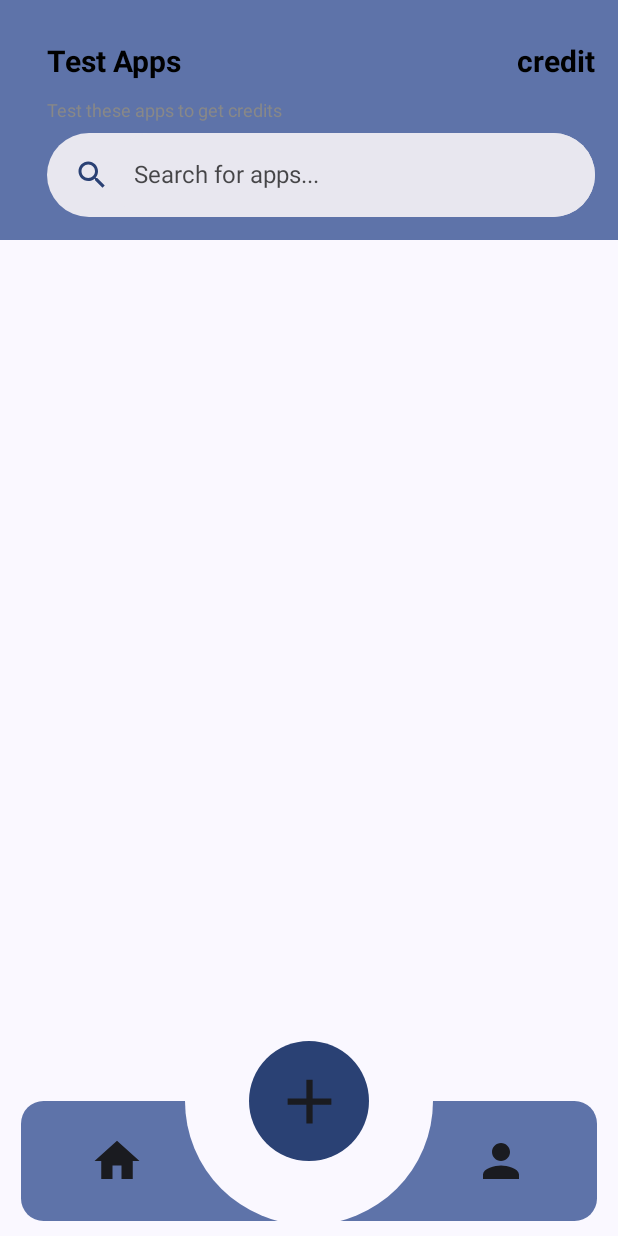
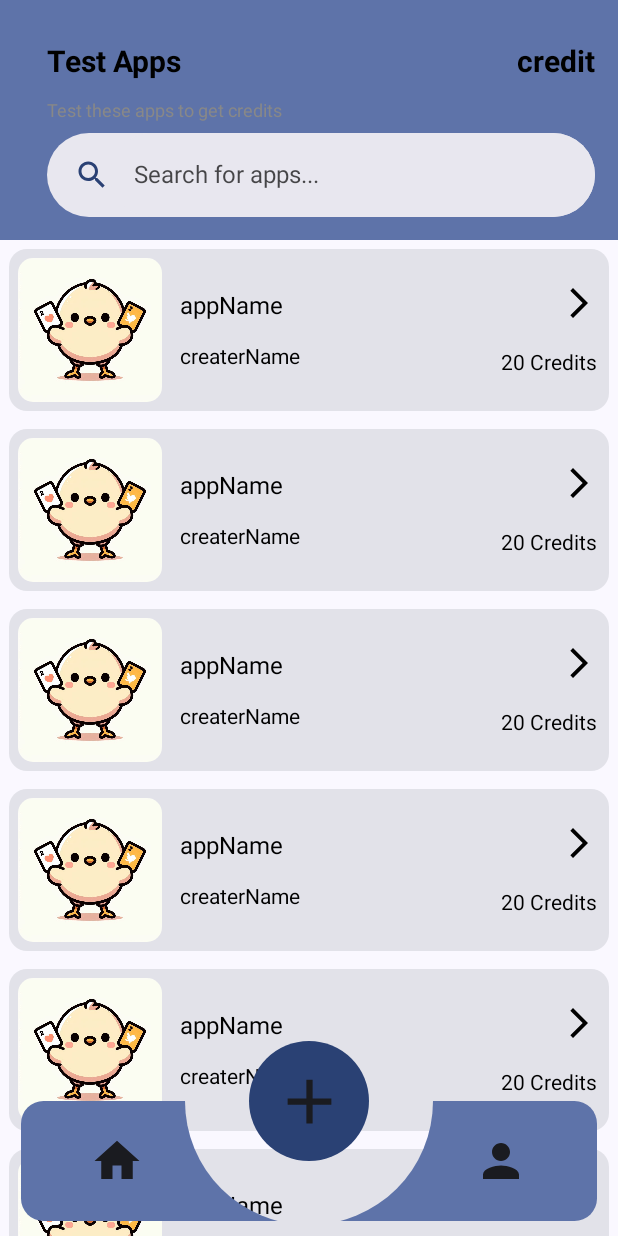
Before and after one commit to DM-Temo/Temo, an Android app built with Jetpack Compose: the HomeActivity screen opened directly, with no data from a screen before it, on a phone screen of 412 x 824 dp. Run offline under Robolectric (Android 15) with nearby library versions, the phone set to English and light mode, and no system bars.

Commit message:
HomeScreen Complete

```diff
--- /dev/null
+++ b/app/src/main/java/com/example/temo/DetailScreen.kt
@@ -0,0 +1,4 @@
+package com.example.temo
+
+class DetailScreen {
+}
--- a/app/src/main/java/com/example/temo/HomeActivity.kt
+++ b/app/src/main/java/com/example/temo/HomeActivity.kt
@@ -5,12 +5,12 @@ import androidx.activity.ComponentActivity
 import androidx.activity.compose.setContent
 import androidx.activity.enableEdgeToEdge
 import androidx.activity.viewModels
+import androidx.compose.foundation.Image
 import androidx.compose.foundation.background
 import androidx.compose.foundation.gestures.detectTapGestures
 import androidx.compose.foundation.layout.Arrangement
 import androidx.compose.foundation.layout.Box
 import androidx.compose.foundation.layout.Column
-import androidx.compose.foundation.layout.PaddingValues
 import androidx.compose.foundation.layout.Row
 import androidx.compose.foundation.layout.fillMaxHeight
 import androidx.compose.foundation.layout.fillMaxSize
@@ -23,6 +23,7 @@ import androidx.compose.foundation.lazy.LazyColumn
 import androidx.compose.foundation.shape.CircleShape
 import androidx.compose.foundation.shape.RoundedCornerShape
 import androidx.compose.material3.BottomAppBar
+import androidx.compose.material3.Card
 import androidx.compose.material3.ExperimentalMaterial3Api
 import androidx.compose.material3.Icon
 import androidx.compose.material3.MaterialTheme
@@ -51,6 +52,7 @@ import androidx.compose.ui.input.pointer.pointerInput
 import androidx.compose.ui.layout.onSizeChanged
 import androidx.compose.ui.res.painterResource
 import androidx.compose.ui.tooling.preview.Preview
+import androidx.compose.ui.unit.Dp
 import androidx.compose.ui.unit.IntSize
 import androidx.compose.ui.unit.dp
 import androidx.navigation.NavHostController
@@ -68,31 +70,43 @@ class HomeActivity : ComponentActivity() {
         setContent {
             TemoTheme {
                 val navController = rememberNavController()
-                NavHost(navController = navController, startDestination = Screen.Home.route) {
-                    composable(Screen.Home.route) { HomeScreen(innerPadding = PaddingValues(0.dp)) }
-//            composable(Screen.Profile.route) { ProfileScreen(innerPadding = PaddingValues(0.dp))}
-//            composable(Screen.Add.route) { AddScreen(innerPadding = PaddingValues(0.dp))}
-//            composable(Screen.Detail.route) { DetailScreen(innerPadding = PaddingValues(0.dp))}
-                }
+
                 Scaffold(
                     modifier = Modifier.fillMaxSize(),
                     topBar = { HomeTopBar() },
                     bottomBar = { BottomNavigationBar(TemoViewModel, navController) }
                 ) { innerPadding ->
-                    HomeScreen(innerPadding)
+                    NavHost(navController = navController, startDestination = Screen.Home.route) {
+                        composable(Screen.Home.route) { HomeScreen(innerPadding.calculateTopPadding()) }
+//            composable(Screen.Profile.route) { ProfileScreen(innerPadding = PaddingValues(0.dp))}
+//            composable(Screen.Add.route) { AddScreen(innerPadding = PaddingValues(0.dp))}
+//            composable(Screen.Detail.route) { DetailScreen(innerPadding = PaddingValues(0.dp))}
+                    }
                 }
             }
         }
     }
 }
 
+sealed class Screen(
+    val route: String,
+    val icon: Int? = null
+) {
+    object Home : Screen("home", R.drawable.icon_home)
+    object Profile : Screen("profile", R.drawable.icon_person)
+    object Add : Screen("add", R.drawable.icon_add)
+    object Detail : Screen("detail")
+}
+
 @Composable
-fun HomeScreen(innerPadding: PaddingValues) {
+fun HomeScreen(innerPadding: Dp) {
     LazyColumn(
         modifier = Modifier
-            .padding(paddingValues = innerPadding)
+            .padding(top = innerPadding)
     ) {
-
+        items(10) {
+            AppCard(img = R.drawable.appicon_mockup)
+        }
     }
 }
 
@@ -194,6 +208,7 @@ fun BottomNavigationBar(
             .fillMaxWidth()
             .height(250.dp)
             .padding(10.dp)
+            .background(Color.Transparent)
     ) {
 
         var boxSize by remember { mutableStateOf(IntSize.Zero) }
@@ -201,7 +216,8 @@ fun BottomNavigationBar(
         Box(
             modifier = Modifier
                 .fillMaxWidth()
-                .height(250.dp),
+                .height(250.dp)
+                .background(Color.Transparent),
             contentAlignment = Alignment.BottomCenter
         ) {
             Box(modifier = Modifier
@@ -293,16 +309,61 @@ fun BottomNavigationBar(
     }
 }
 
-sealed class Screen(
-    val route: String,
-    val icon: Int? = null
-) {
-    object Home : Screen("home", R.drawable.icon_home)
-    object Profile : Screen("profile", R.drawable.icon_person)
-    object Add : Screen("add", R.drawable.icon_add)
-    object Detail : Screen("detail")
+@Composable
+fun AppCard(img: Int) {
+    Card(
+        onClick = { /*TODO*/ },
+        modifier = Modifier
+            .fillMaxWidth()
+            .height(120.dp)
+            .padding(6.dp)
+    ) {
+        Row(
+            modifier = Modifier
+                .fillMaxWidth()
+                .fillMaxHeight(),
+            verticalAlignment = Alignment.CenterVertically
+        ) {
+            Box(
+                modifier = Modifier
+                    .size(108.dp)
+                    .padding(6.dp)
+                    .clip(shape = RoundedCornerShape(10.dp))
+            ) {
+                Image(painter = painterResource(id = img), contentDescription = "appImg")
+            }
+            Column(
+                modifier = Modifier
+                    .fillMaxHeight()
+                    .padding(vertical = 20.dp)
+                    .padding(start = 6.dp)
+                    .weight(1f),
+                verticalArrangement = Arrangement.SpaceAround
+            ) {
+                Text(text = "appName",
+                    style = MaterialTheme.typography.bodyLarge)
+                Text(text = "createrName",
+                    style = MaterialTheme.typography.bodyMedium)
+            }
+            Column(
+                modifier = Modifier
+                    .height(60.dp)
+                    .padding(end = 8.dp),
+                verticalArrangement = Arrangement.SpaceBetween,
+                horizontalAlignment = Alignment.End
+            ) {
+                Box(modifier = Modifier) {
+                    Image(
+                        painter = painterResource(id = R.drawable.icon_next),
+                        contentDescription = "nextIcon"
+                    )
+                }
+                Text(text = "20 Credits",
+                    style = MaterialTheme.typography.bodyMedium)
+            }
+        }
+    }
 }
-
 
 @Preview(showBackground = true)
 @Composable
@@ -311,5 +372,6 @@ fun HomePreview() {
 //        HomeTopBar()
 //        TopSearchBar()
 //        BottomNavigationBar()
+        AppCard(img = R.drawable.appicon_mockup)
     }
 }
--- /dev/null
+++ b/app/src/main/res/drawable/icon_next.xml
@@ -0,0 +1,5 @@
+<vector xmlns:android="http://schemas.android.com/apk/res/android" android:autoMirrored="true" android:height="24dp" android:tint="#000000" android:viewportHeight="24" android:viewportWidth="24" android:width="24dp">
+
+    <path android:fillColor="@android:color/white" android:pathData="M6.23,20.23l1.77,1.77l10,-10l-10,-10l-1.77,1.77l8.23,8.23z"/>
+
+</vector>
```
Also changed, not shown: app/src/main/res/drawable/appicon_mockup.jpg (added).
